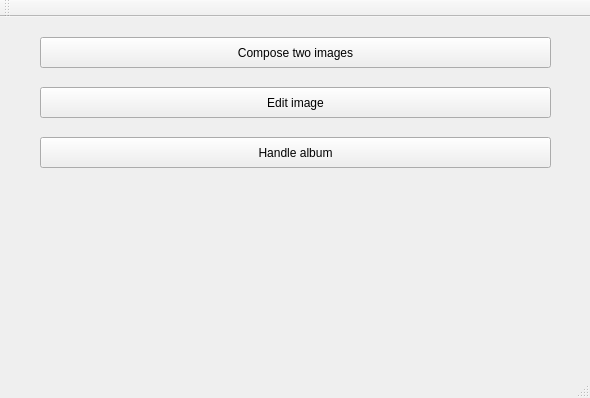
Before: the Qt Designer form MainWindow.ui in Metalhead33/ChromoshpereThesis, drawn with Qt 5.
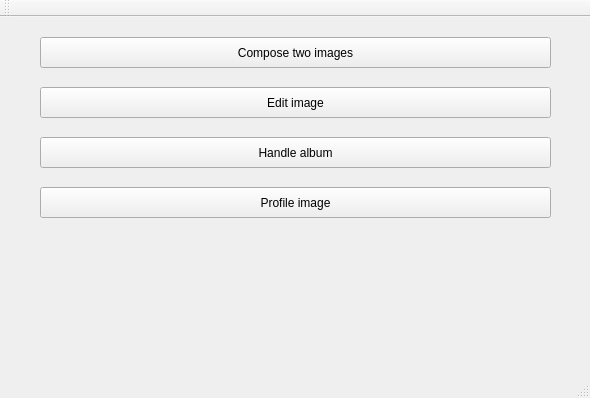
After: the same form once the commit is applied.

The edit to the form file:
```diff
--- a/MainWindow.ui
+++ b/MainWindow.ui
@@ -53,6 +53,19 @@
      <string>Edit image</string>
     </property>
    </widget>
+   <widget class="QPushButton" name="profileImage">
+    <property name="geometry">
+     <rect>
+      <x>40</x>
+      <y>170</y>
+      <width>511</width>
+      <height>31</height>
+     </rect>
+    </property>
+    <property name="text">
+     <string>Profile image</string>
+    </property>
+   </widget>
   </widget>
   <widget class="QMenuBar" name="menuBar">
    <property name="geometry">
```
